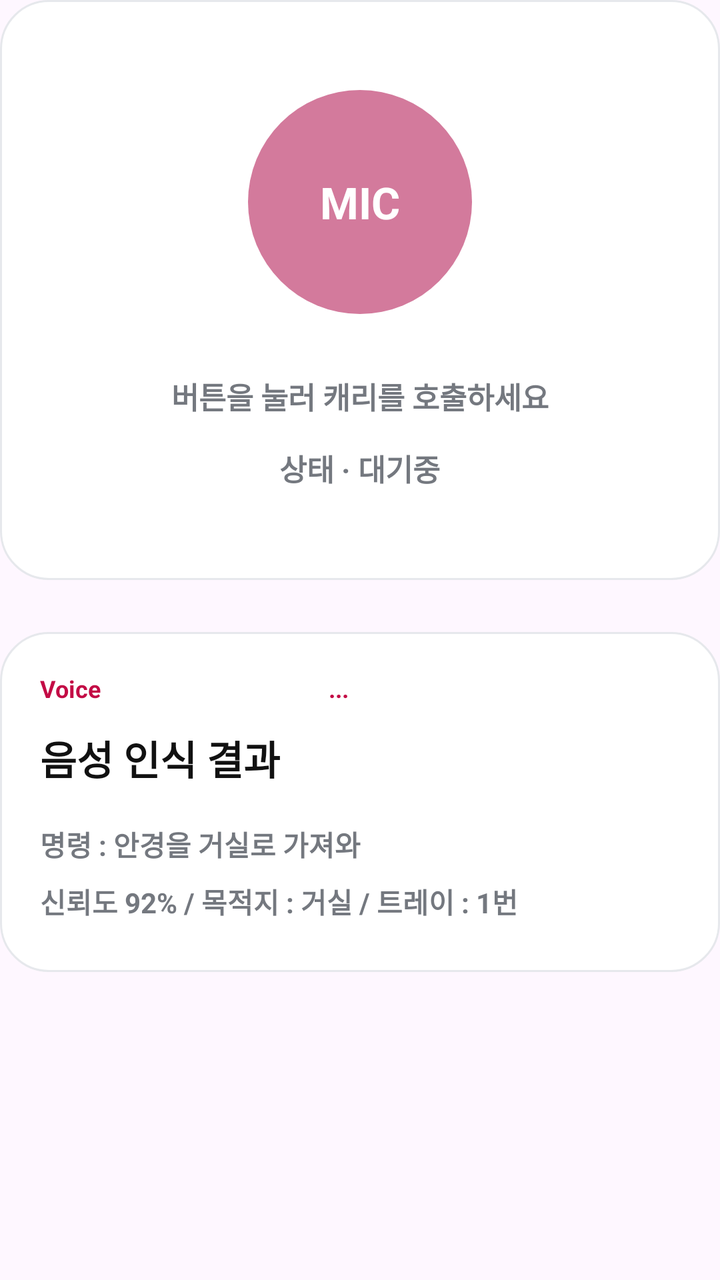
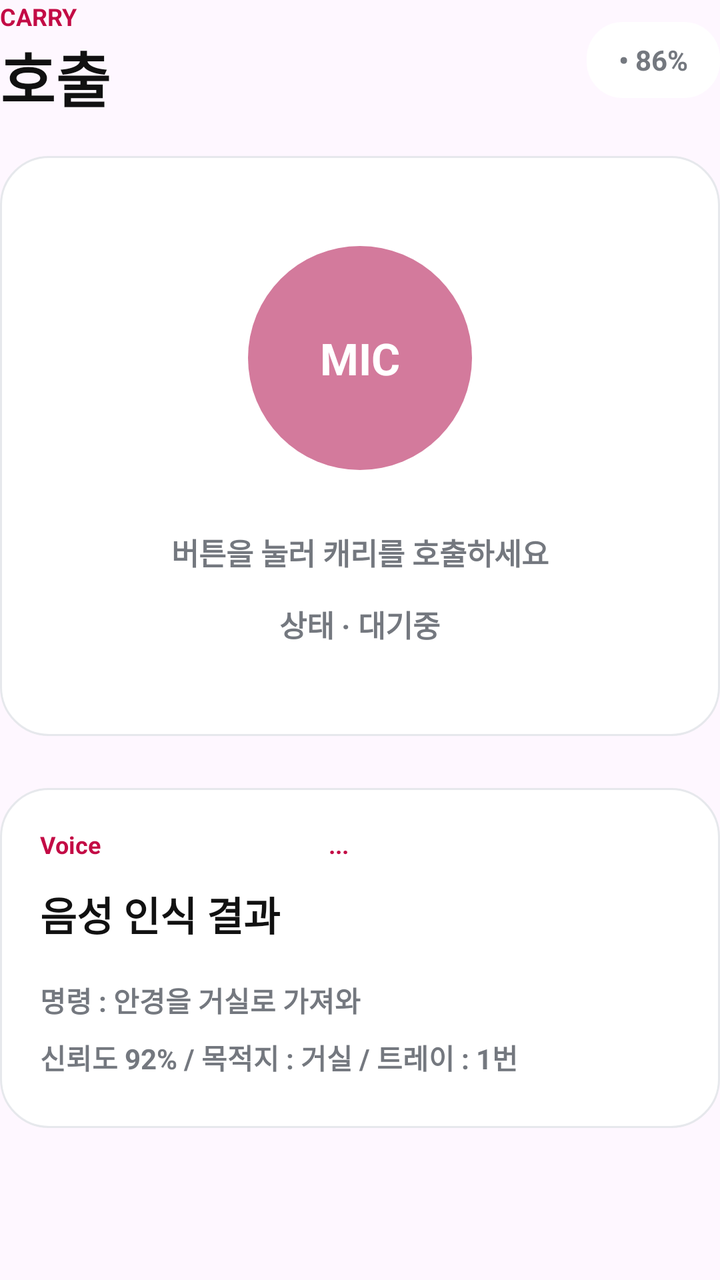

Two renders of the same Android screen: before a commit and after it. Below are the layout's source before the change and the commit's diff.
<!-- AndroidManifest.xml: application theme Theme.DX_carry -->
<!-- res/layout/screen_call.xml -->
<?xml version="1.0" encoding="utf-8"?>
<LinearLayout xmlns:android="http://schemas.android.com/apk/res/android"
    android:layout_width="match_parent"
    android:layout_height="wrap_content"
    android:layout_marginTop="18dp"
    android:orientation="vertical">

    <LinearLayout
        android:layout_width="match_parent"
        android:layout_height="290dp"
        android:background="@drawable/bg_card"
        android:gravity="center"
        android:orientation="vertical"
        android:padding="24dp">

        <TextView
            android:layout_width="112dp"
            android:layout_height="112dp"
            android:background="@drawable/bg_mic"
            android:gravity="center"
            android:text="MIC"
            android:textColor="#FFFFFF"
            android:textSize="22sp"
            android:textStyle="bold" />

        <TextView
            android:layout_width="wrap_content"
            android:layout_height="wrap_content"
            android:layout_marginTop="30dp"
            android:text="버튼을 눌러 캐리를 호출하세요"
            android:textColor="#74787F"
            android:textSize="15sp"
            android:textStyle="bold" />

        <TextView
            android:layout_width="wrap_content"
            android:layout_height="wrap_content"
            android:layout_marginTop="14dp"
            android:text="상태 · 대기중"
            android:textColor="#74787F"
            android:textSize="15sp"
            android:textStyle="bold" />
    </LinearLayout>

    <LinearLayout
        android:layout_width="match_parent"
        android:layout_height="170dp"
        android:layout_marginTop="26dp"
        android:background="@drawable/bg_card"
        android:orientation="vertical"
        android:padding="20dp">

        <TextView
            android:layout_width="match_parent"
            android:layout_height="wrap_content"
            android:text="Voice                                      ..."
            android:textColor="#C30B45"
            android:textSize="12sp"
            android:textStyle="bold" />

        <TextView
            android:layout_width="wrap_content"
            android:layout_height="wrap_content"
            android:layout_marginTop="12dp"
            android:text="음성 인식 결과"
            android:textColor="#111111"
            android:textSize="20sp"
            android:textStyle="bold" />

        <TextView
            android:layout_width="match_parent"
            android:layout_height="wrap_content"
            android:layout_marginTop="18dp"
            android:text="명령 : 안경을 거실로 가져와"
            android:textColor="#74787F"
            android:textSize="14sp"
            android:textStyle="bold" />

        <TextView
            android:layout_width="match_parent"
            android:layout_height="wrap_content"
            android:layout_marginTop="8dp"
            android:text="신뢰도 92% / 목적지 : 거실 / 트레이 : 1번"
            android:textColor="#74787F"
            android:textSize="14sp"
            android:textStyle="bold" />
    </LinearLayout>
</LinearLayout>
<!-- resources referenced by this layout -->
<resources>
  <!-- drawable bg_card (drawable) -->
  <?xml version="1.0" encoding="utf-8"?>
  <shape xmlns:android="http://schemas.android.com/apk/res/android">
      <solid android:color="#FFFFFF" />
      <corners android:radius="24dp" />
      <stroke
          android:width="1dp"
          android:color="#E6E8EC" />
  </shape>
  <!-- drawable bg_mic (drawable) -->
  <?xml version="1.0" encoding="utf-8"?>
  <shape xmlns:android="http://schemas.android.com/apk/res/android"
      android:shape="oval">
      <solid android:color="#D37A9C" />
  </shape>
  <style name="Theme.DX_carry" parent="Base.Theme.DX_carry" />
  <style name="Base.Theme.DX_carry" parent="Theme.Material3.DayNight.NoActionBar">
          
          
      </style>
</resources>

<!-- the commit's change to res/layout/screen_call.xml (unified diff, before → after) -->
@@ -2,8 +2,50 @@
 <LinearLayout xmlns:android="http://schemas.android.com/apk/res/android"
     android:layout_width="match_parent"
     android:layout_height="wrap_content"
-    android:layout_marginTop="18dp"
     android:orientation="vertical">
+
+    <LinearLayout
+        android:layout_width="match_parent"
+        android:layout_height="wrap_content"
+        android:layout_marginBottom="18dp"
+        android:gravity="center_vertical"
+        android:orientation="horizontal">
+
+        <LinearLayout
+            android:layout_width="0dp"
+            android:layout_height="wrap_content"
+            android:layout_weight="1"
+            android:orientation="vertical">
+
+            <TextView
+                android:layout_width="wrap_content"
+                android:layout_height="wrap_content"
+                android:text="CARRY"
+                android:textColor="#C30B45"
+                android:textSize="12sp"
+                android:textStyle="bold" />
+
+            <TextView
+                android:layout_width="wrap_content"
+                android:layout_height="wrap_content"
+                android:text="호출"
+                android:textColor="#111111"
+                android:textSize="30sp"
+                android:textStyle="bold" />
+        </LinearLayout>
+
+        <TextView
+            android:layout_width="wrap_content"
+            android:layout_height="38dp"
+            android:background="@drawable/bg_pill"
+            android:gravity="center"
+            android:paddingStart="16dp"
+            android:paddingEnd="16dp"
+            android:text="• 86%"
+            android:textColor="#74787F"
+            android:textSize="14sp"
+            android:textStyle="bold" />
+    </LinearLayout>
 
     <LinearLayout
         android:layout_width="match_parent"
<!-- resource entries referenced after the edit -->
@@ -15,6 +15,12 @@
       android:shape="oval">
       <solid android:color="#D37A9C" />
   </shape>
+  <!-- drawable bg_pill (drawable) -->
+  <?xml version="1.0" encoding="utf-8"?>
+  <shape xmlns:android="http://schemas.android.com/apk/res/android">
+      <solid android:color="#FFFFFF" />
+      <corners android:radius="18dp" />
+  </shape>
   <style name="Theme.DX_carry" parent="Base.Theme.DX_carry" />
   <style name="Base.Theme.DX_carry" parent="Theme.Material3.DayNight.NoActionBar">
           
